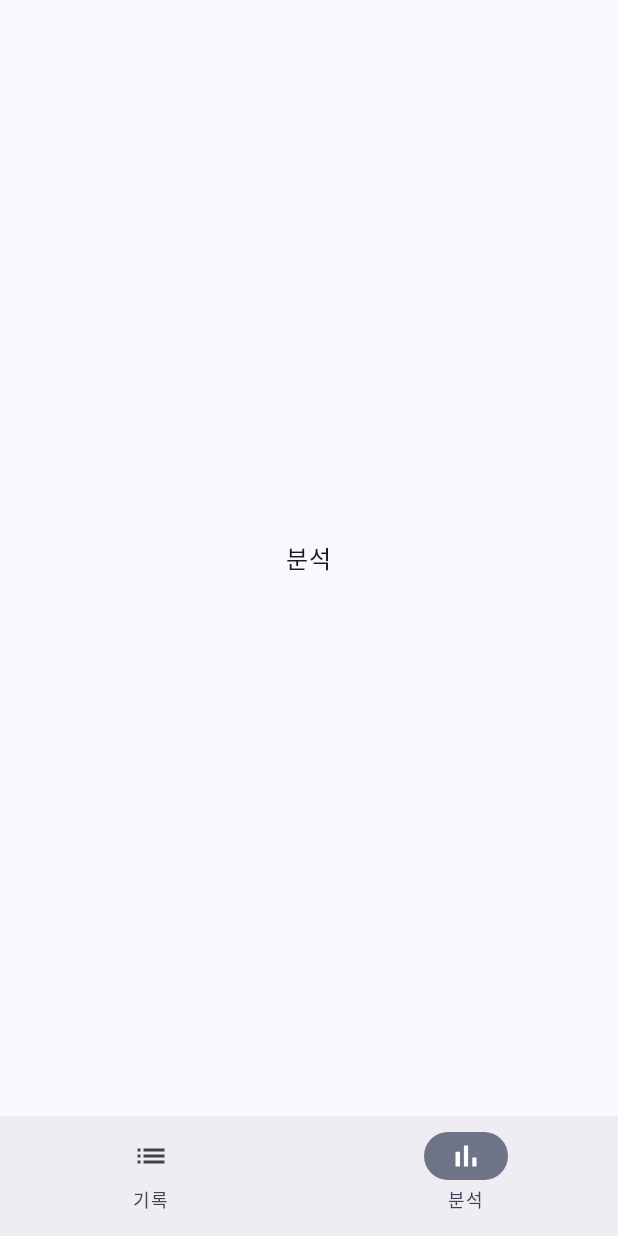
After one commit to dvin-22/2026_MSW_Diet-Management, an Android app built with Jetpack Compose: the AnalysisScreen screen opened through its navigation route, on a phone screen of 412 x 824 dp. The commit adds this screen. Run offline under Robolectric (Android 15) with nearby library versions, the phone set to English and light mode, and no system bars; our stand-ins replace navigation suite; 2 statements that could not run were skipped.

Commit message:
feat: 적응형 탭 내비게이션 뼈대 구성

```diff
--- a/app/build.gradle.kts
+++ b/app/build.gradle.kts
@@ -40,6 +40,8 @@ dependencies {
     implementation(platform(libs.androidx.compose.bom))
     implementation(libs.androidx.activity.compose)
     implementation(libs.androidx.compose.material3)
+    implementation(libs.androidx.compose.material3.adaptive.navigation.suite)
+    implementation(libs.androidx.navigation.compose)
     implementation(libs.androidx.compose.ui)
     implementation(libs.androidx.compose.ui.graphics)
     implementation(libs.androidx.compose.ui.tooling.preview)
--- a/app/src/main/java/com/example/diet_management/ui/DietApp.kt
+++ b/app/src/main/java/com/example/diet_management/ui/DietApp.kt
@@ -1,19 +1,43 @@
 package com.example.diet_management.ui
 
-import androidx.compose.foundation.layout.fillMaxSize
-import androidx.compose.foundation.layout.padding
-import androidx.compose.material3.Scaffold
+import androidx.compose.material3.Icon
 import androidx.compose.material3.Text
+import androidx.compose.material3.adaptive.currentWindowAdaptiveInfo
+import androidx.compose.material3.adaptive.navigationsuite.NavigationSuiteScaffold
+import androidx.compose.material3.adaptive.navigationsuite.NavigationSuiteScaffoldDefaults
+import androidx.compose.material3.adaptive.navigationsuite.NavigationSuiteType
 import androidx.compose.runtime.Composable
+import androidx.compose.runtime.getValue
 import androidx.compose.runtime.remember
-import androidx.compose.ui.Modifier
 import androidx.compose.ui.platform.LocalContext
+import androidx.compose.ui.res.painterResource
+import androidx.navigation.NavDestination.Companion.hasRoute
+import androidx.navigation.NavDestination.Companion.hierarchy
+import androidx.navigation.NavGraph.Companion.findStartDestination
+import androidx.navigation.NavHostController
+import androidx.navigation.compose.NavHost
+import androidx.navigation.compose.composable
+import androidx.navigation.compose.currentBackStackEntryAsState
+import androidx.navigation.compose.rememberNavController
+import com.example.diet_management.R
 import com.example.diet_management.data.AssetFoodRepository
 import com.example.diet_management.data.FileMealRepository
 import com.example.diet_management.data.FilePhotoStorage
 import com.example.diet_management.data.FoodRepository
 import com.example.diet_management.data.MealRepository
 import com.example.diet_management.data.PhotoStorage
+import com.example.diet_management.ui.analysis.AnalysisScreen
+import com.example.diet_management.ui.input.MealInputScreen
+import com.example.diet_management.ui.list.MealListScreen
+import com.example.diet_management.ui.navigation.Analysis
+import com.example.diet_management.ui.navigation.MealInput
+import com.example.diet_management.ui.navigation.MealList
+
+/** 하단 바/레일에 보여 줄 탭. */
+private enum class Tab(val label: String, val iconRes: Int, val route: Any) {
+    RECORD("기록", R.drawable.ic_list, MealList),
+    ANALYSIS("분석", R.drawable.ic_bar_chart, Analysis),
+}
 
 /**
  * 앱 최상단 Composable.
@@ -34,14 +58,56 @@ fun DietApp() {
     )
 }
 
-/** 화면이 생기기 전까지 쓰는 임시 내용. 다음 단계에서 탭·화면으로 바꾼다. */
 @Composable
 private fun DietContent(
     foodRepository: FoodRepository,
     mealRepository: MealRepository,
     photoStorage: PhotoStorage,
 ) {
-    Scaffold(modifier = Modifier.fillMaxSize()) { innerPadding ->
-        Text(text = "식단 관리", modifier = Modifier.padding(innerPadding))
+    val navController = rememberNavController()
+    val backStackEntry by navController.currentBackStackEntryAsState()
+    val destination = backStackEntry?.destination
+
+    // 입력 화면에서는 탭 바를 숨기고, 그 외에는 창 크기에 따라 하단 바/레일을 자동 선택한다.
+    val isInput = destination?.hasRoute<MealInput>() == true
+    val layoutType = if (isInput) {
+        NavigationSuiteType.None
+    } else {
+        NavigationSuiteScaffoldDefaults.calculateFromAdaptiveInfo(currentWindowAdaptiveInfo())
+    }
+
+    NavigationSuiteScaffold(
+        layoutType = layoutType,
+        navigationSuiteItems = {
+            Tab.entries.forEach { tab ->
+                item(
+                    selected = destination?.hierarchy?.any { it.hasRoute(tab.route::class) } == true,
+                    onClick = { navController.navigateToTab(tab.route) },
+                    icon = { Icon(painterResource(tab.iconRes), contentDescription = null) },
+                    label = { Text(tab.label) },
+                )
+            }
+        },
+    ) {
+        NavHost(navController = navController, startDestination = MealList) {
+            composable<MealList> {
+                MealListScreen(onAddClick = { navController.navigate(MealInput) })
+            }
+            composable<Analysis> {
+                AnalysisScreen()
+            }
+            composable<MealInput> {
+                MealInputScreen(onBack = { navController.navigateUp() })
+            }
+        }
     }
 }
+
+/** 탭 이동: 시작 화면까지 비우고 각 탭의 상태를 저장·복원한다. */
+private fun NavHostController.navigateToTab(route: Any) {
+    navigate(route) {
+        popUpTo(graph.findStartDestination().id) { saveState = true }
+        launchSingleTop = true
+        restoreState = true
+    }
+}
--- /dev/null
+++ b/app/src/main/java/com/example/diet_management/ui/analysis/AnalysisScreen.kt
@@ -0,0 +1,16 @@
+package com.example.diet_management.ui.analysis
+
+import androidx.compose.foundation.layout.Box
+import androidx.compose.foundation.layout.fillMaxSize
+import androidx.compose.material3.Text
+import androidx.compose.runtime.Composable
+import androidx.compose.ui.Alignment
+import androidx.compose.ui.Modifier
+
+/** 최근 30일 분석 화면(임시). */
+@Composable
+fun AnalysisScreen() {
+    Box(modifier = Modifier.fillMaxSize(), contentAlignment = Alignment.Center) {
+        Text("분석")
+    }
+}
--- /dev/null
+++ b/app/src/main/java/com/example/diet_management/ui/list/MealListScreen.kt
@@ -0,0 +1,33 @@
+package com.example.diet_management.ui.list
+
+import androidx.compose.foundation.layout.Box
+import androidx.compose.foundation.layout.fillMaxSize
+import androidx.compose.foundation.layout.padding
+import androidx.compose.material3.FloatingActionButton
+import androidx.compose.material3.Icon
+import androidx.compose.material3.Scaffold
+import androidx.compose.material3.Text
+import androidx.compose.runtime.Composable
+import androidx.compose.ui.Alignment
+import androidx.compose.ui.Modifier
+import androidx.compose.ui.res.painterResource
+import com.example.diet_management.R
+
+/** 식사 목록 화면(임시). FAB를 누르면 입력 화면으로 이동한다. */
+@Composable
+fun MealListScreen(onAddClick: () -> Unit) {
+    Scaffold(
+        floatingActionButton = {
+            FloatingActionButton(onClick = onAddClick) {
+                Icon(painterResource(R.drawable.ic_add), contentDescription = "식사 추가")
+            }
+        },
+    ) { innerPadding ->
+        Box(
+            modifier = Modifier.fillMaxSize().padding(innerPadding),
+            contentAlignment = Alignment.Center,
+        ) {
+            Text("식사 목록")
+        }
+    }
+}
--- /dev/null
+++ b/app/src/main/java/com/example/diet_management/ui/navigation/Routes.kt
@@ -0,0 +1,15 @@
+package com.example.diet_management.ui.navigation
+
+import kotlinx.serialization.Serializable
+
+/** 식사 목록(기록 탭) */
+@Serializable
+object MealList
+
+/** 최근 30일 분석(분석 탭) */
+@Serializable
+object Analysis
+
+/** 식사 입력 */
+@Serializable
+object MealInput
--- /dev/null
+++ b/app/src/main/res/drawable/ic_add.xml
@@ -0,0 +1,9 @@
+<vector xmlns:android="http://schemas.android.com/apk/res/android"
+    android:width="24dp"
+    android:height="24dp"
+    android:viewportWidth="24"
+    android:viewportHeight="24">
+    <path
+        android:fillColor="@android:color/white"
+        android:pathData="M19,13h-6v6h-2v-6H5v-2h6V5h2v6h6v2z" />
+</vector>
--- /dev/null
+++ b/app/src/main/res/drawable/ic_bar_chart.xml
@@ -0,0 +1,9 @@
+<vector xmlns:android="http://schemas.android.com/apk/res/android"
+    android:width="24dp"
+    android:height="24dp"
+    android:viewportWidth="24"
+    android:viewportHeight="24">
+    <path
+        android:fillColor="@android:color/white"
+        android:pathData="M5,9.2h3V19H5zM10.6,5h2.8v14h-2.8zM16.2,13H19v6h-2.8z" />
+</vector>
--- /dev/null
+++ b/app/src/main/res/drawable/ic_list.xml
@@ -0,0 +1,9 @@
+<vector xmlns:android="http://schemas.android.com/apk/res/android"
+    android:width="24dp"
+    android:height="24dp"
+    android:viewportWidth="24"
+    android:viewportHeight="24">
+    <path
+        android:fillColor="@android:color/white"
+        android:pathData="M3,13h2v-2H3v2zM3,17h2v-2H3v2zM3,9h2V7H3v2zM7,13h14v-2H7v2zM7,17h14v-2H7v2zM7,7v2h14V7H7z" />
+</vector>
--- a/gradle/libs.versions.toml
+++ b/gradle/libs.versions.toml
@@ -10,6 +10,7 @@ kotlin = "2.2.10"
 composeBom = "2026.02.01"
 kotlinxSerializationJson = "1.9.0"
 kotlinxCoroutinesTest = "1.10.2"
+navigationCompose = "2.9.5"
 
 [libraries]
 androidx-core-ktx = { group = "androidx.core", name = "core-ktx", version.ref = "coreKtx" }
@@ -27,6 +28,8 @@ androidx-compose-ui-tooling-preview = { group = "androidx.compose.ui", name = "u
 androidx-compose-ui-test-manifest = { group = "androidx.compose.ui", name = "ui-test-manifest" }
 androidx-compose-ui-test-junit4 = { group = "androidx.compose.ui", name = "ui-test-junit4" }
 androidx-compose-material3 = { group = "androidx.compose.material3", name = "material3" }
+androidx-compose-material3-adaptive-navigation-suite = { group = "androidx.compose.material3", name = "material3-adaptive-navigation-suite" }
+androidx-navigation-compose = { group = "androidx.navigation", name = "navigation-compose", version.ref = "navigationCompose" }
 kotlinx-serialization-json = { group = "org.jetbrains.kotlinx", name = "kotlinx-serialization-json", version.ref = "kotlinxSerializationJson" }
 kotlinx-coroutines-test = { group = "org.jetbrains.kotlinx", name = "kotlinx-coroutines-test", version.ref = "kotlinxCoroutinesTest" }
 
```
Also changed, not shown: app/src/main/java/com/example/diet_management/ui/input/MealInputScreen.kt (added, +41 -0 lines), app/src/main/res/drawable/ic_arrow_back.xml (added, +10 -0 lines), 1 other file.
